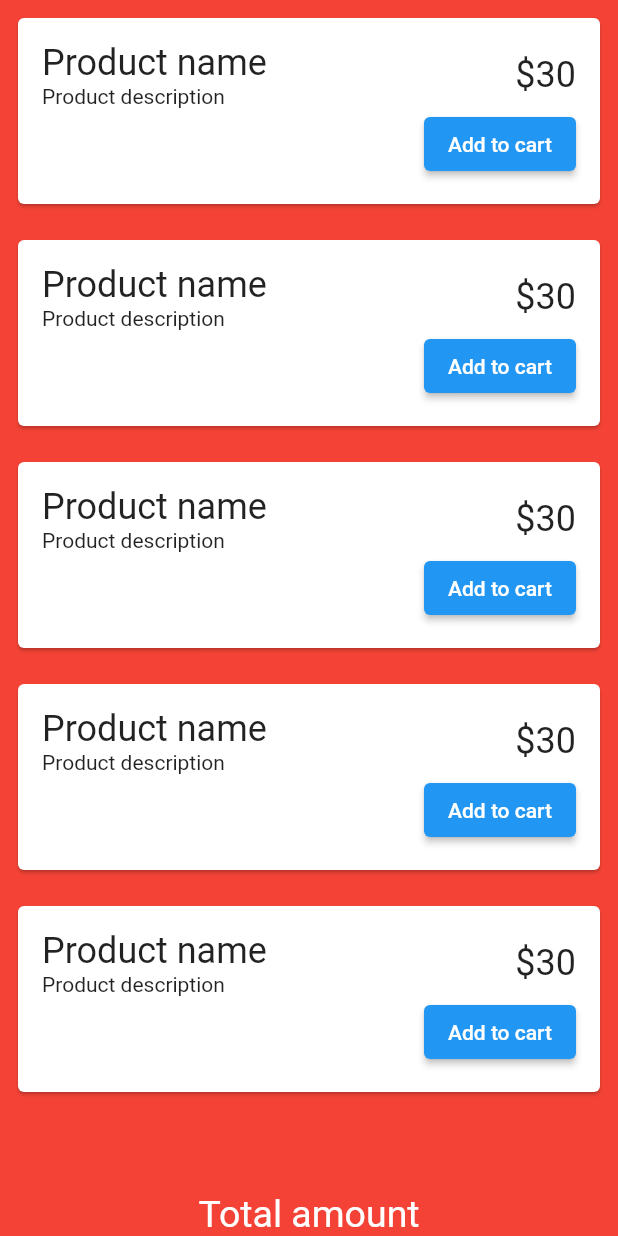
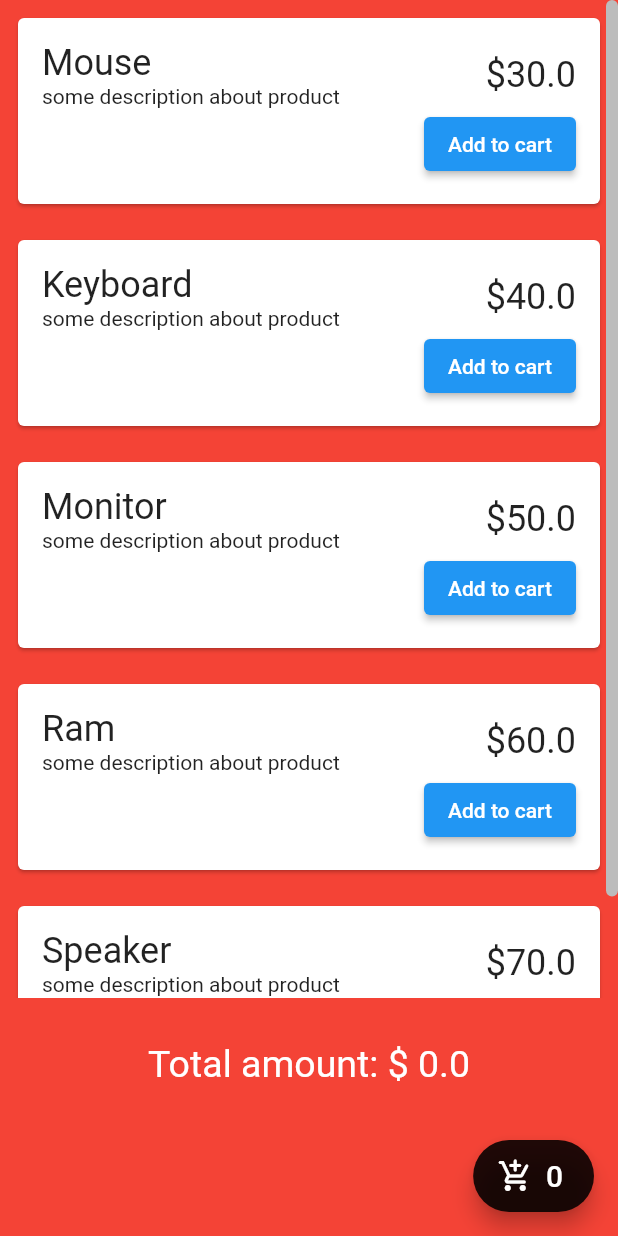
Before and after one commit to kimdindoo/TIL-Flutter, a Flutter app: the screen it shows after launch, on a phone screen of 412 x 824 dp. Run offline on Flutter 3.47's test engine with Material 2 defaults, Android fonts, the phone set to English and light mode, and no system bars; our stand-ins replace carousel_slider, fluttertoast, get, like_button; missing offline and left inert: dart:ffi.

Commit message:
GetX_level1_shoppingcart

```diff
--- /dev/null
+++ b/getx_level1/lib/controller/cart_controller.dart
@@ -0,0 +1,14 @@
+import 'package:get/get.dart';
+import 'package:getx_level1/model/product.dart';
+
+class CartController extends GetxController{
+
+  var cartItems = <Product>[].obs;
+  double get totalPrice => cartItems.fold(0, (e, item) => e + item.price);
+  int get count => cartItems.length;
+
+  void addToItem(Product product){
+    cartItems.add(product);
+
+  }
+}
--- /dev/null
+++ b/getx_level1/lib/controller/shopping_controller.dart
@@ -0,0 +1,26 @@
+import 'package:get/get.dart';
+
+import 'package:getx_level1/model/product.dart';
+
+class ShoppingController extends GetxController{
+  var products = <Product>[].obs;
+
+  @override
+  void onInit() {
+    super.onInit();
+    fetchData();
+  }
+
+  void fetchData() async{
+    await Future.delayed(Duration(seconds: 2));
+    var productData = [
+      Product(id: 1, productName: 'Mouse', productDescription: 'some description about product', price: 30),
+      Product(id: 2, productName: 'Keyboard', productDescription: 'some description about product', price: 40),
+      Product(id: 3, productName: 'Monitor', productDescription: 'some description about product', price: 50),
+      Product(id: 4, productName: 'Ram', productDescription: 'some description about product', price: 60),
+      Product(id: 5, productName: 'Speaker', productDescription: 'some description about product', price: 70),
+    ];
+
+    products.assignAll(productData);
+  }
+}
--- a/getx_level1/lib/view/shopping_page.dart
+++ b/getx_level1/lib/view/shopping_page.dart
@@ -1,7 +1,12 @@
 import 'package:flutter/material.dart';
+import 'package:get/get.dart';
+import 'package:getx_level1/controller/cart_controller.dart';
+import 'package:getx_level1/controller/shopping_controller.dart';
 
 class ShoppingPage extends StatelessWidget {
-  const ShoppingPage({Key? key}) : super(key: key);
+  ShoppingPage({Key? key}) : super(key: key);
+  final shoppingController = Get.put(ShoppingController());
+  final cartController = Get.put(CartController());
 
   @override
   Widget build(BuildContext context) {
@@ -10,8 +15,13 @@ class ShoppingPage extends StatelessWidget {
       body: Column(
         children: [
           Expanded(
+            child: GetX<ShoppingController>(builder: (controller) {
+              return Scrollbar(
+                thickness: 8.0, // 스크롤 너비
+                radius: Radius.circular(8.0), // 스크롤 라운딩
+                isAlwaysShown: true, // 항상 보이기 여부
                 child: ListView.builder(
-              itemCount: 5,
+                  itemCount: controller.products.length,
                   itemBuilder: (context, index) {
                     return Card(
                       margin: EdgeInsets.all(12),
@@ -27,20 +37,23 @@ class ShoppingPage extends StatelessWidget {
                                   crossAxisAlignment: CrossAxisAlignment.start,
                                   children: [
                                     Text(
-                                  'Product name',
+                                      '${controller.products[index].productName}',
                                       style: TextStyle(fontSize: 24),
                                     ),
-                                Text('Product description'),
+                                    Text(
+                                        '${controller.products[index].productDescription}'),
                                   ],
                                 ),
                                 Text(
-                              '\$30',
+                                  '\$${controller.products[index].price}',
                                   style: TextStyle(fontSize: 24),
                                 ),
                               ],
                             ),
                             ElevatedButton(
-                          onPressed: (){},
+                              onPressed: () {
+                                cartController.addToItem(controller.products[index]);
+                              },
                               child: Text('Add to cart'),
                             )
                           ],
@@ -49,18 +62,42 @@ class ShoppingPage extends StatelessWidget {
                     );
                   },
                 ),
+              );
+            }),
           ),
           SizedBox(
             height: 30,
           ),
-          Text(
-            'Total amount',
+          GetX<CartController>(
+            builder: (controller) {
+              return Text(
+                'Total amount: \$ ${controller.totalPrice}',
                 style: TextStyle(
                   fontSize: 25,
                   color: Colors.white,
                 ),
-          )
+              );
+            }
+          ),
+          SizedBox(
+            height: 100,
+          ),
         ],
+      ),
+      floatingActionButton: FloatingActionButton.extended(
+        onPressed: () {},
+        label: GetX<CartController>(
+          builder: (controller) {
+            return Text(
+              cartController.count.toString(),
+              style: TextStyle(
+                fontSize: 20,
+              ),
+            );
+          }
+        ),
+        icon: Icon(Icons.add_shopping_cart_rounded),
+        backgroundColor: Colors.black87,
       ),
     );
   }
```
Lines whose indentation alone changed are shown as unchanged.
